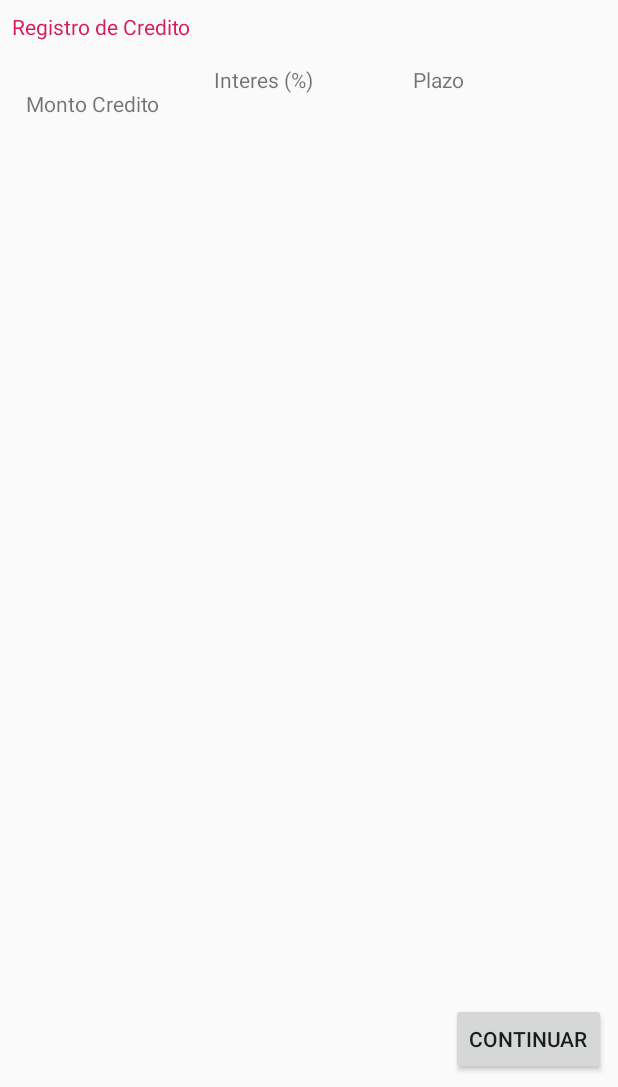
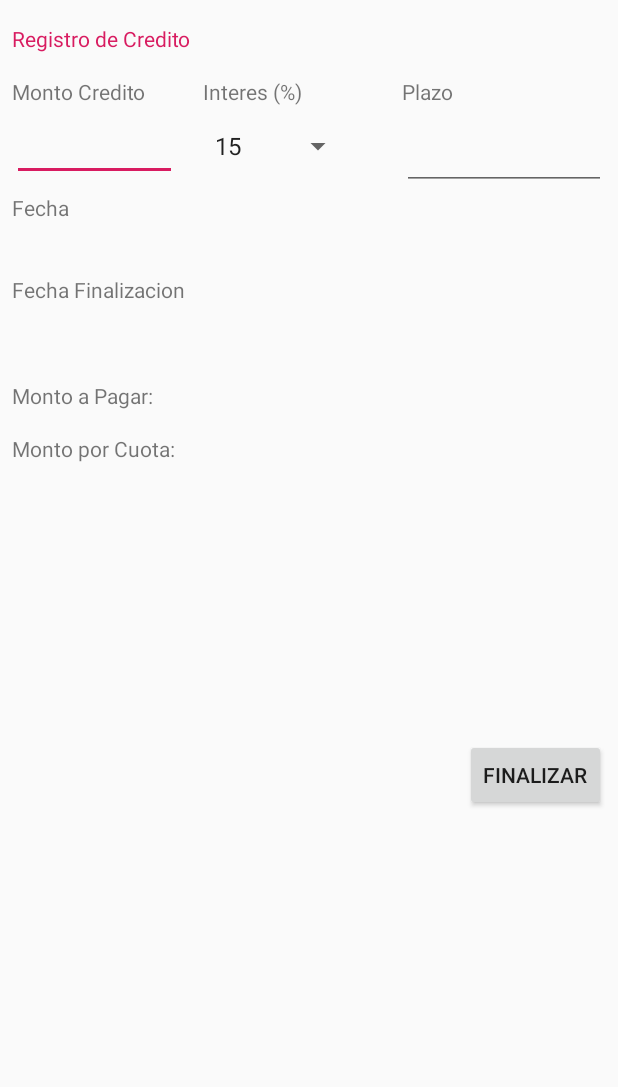
Before and after one commit to bisanbl/Android_Prestamo, an Android app: the Registro_Credito screen opened directly, with no data from a screen before it, on a phone screen of 412 x 824 dp, the part 149-1236 px from its top. Run offline under Robolectric (Android 15) with nearby library versions, the phone set to English and light mode, and no system bars.

Commit message:
Correcciones de MainActivity y agregado el segundo activiti registro_Credito

```diff
--- a/app/src/main/res/layout/activity_main.xml
+++ b/app/src/main/res/layout/activity_main.xml
@@ -34,7 +34,7 @@
             android:layout_width="152dp"
             android:layout_height="0dp"
             android:layout_marginStart="8dp"
-            android:layout_marginTop="8dp"
+            android:layout_marginTop="16dp"
             android:layout_marginBottom="24dp"
             android:text="@string/cliente"
             android:textColor="@color/colorAccent"
--- a/app/src/main/res/layout/activity_registro__credito.xml
+++ b/app/src/main/res/layout/activity_registro__credito.xml
@@ -34,7 +34,7 @@
             android:layout_width="0dp"
             android:layout_height="wrap_content"
             android:layout_marginStart="8dp"
-            android:layout_marginTop="8dp"
+            android:layout_marginTop="16dp"
             android:text="@string/credito"
             android:textColor="@color/colorAccent"
             app:layout_constraintStart_toStartOf="parent"
@@ -47,10 +47,8 @@
             android:layout_width="93dp"
             android:layout_height="22dp"
             android:layout_marginStart="8dp"
-            android:layout_marginTop="32dp"
-            android:layout_marginEnd="8dp"
+            android:layout_marginTop="16dp"
             android:text="@string/monto"
-            app:layout_constraintEnd_toEndOf="@+id/TVCliente"
             app:layout_constraintStart_toStartOf="parent"
             app:layout_constraintTop_toBottomOf="@+id/TVCliente" />
 
@@ -58,17 +56,16 @@
             android:id="@+id/TVInteres"
             android:layout_width="75dp"
             android:layout_height="22dp"
-            android:layout_marginStart="32dp"
+            android:layout_marginStart="8dp"
             android:layout_marginTop="16dp"
             android:text="@string/interes"
-            app:layout_constraintStart_toEndOf="@+id/TVMonto"
+            app:layout_constraintStart_toEndOf="@+id/TVCliente"
             app:layout_constraintTop_toBottomOf="@+id/TVCliente" />
 
         <TextView
             android:id="@+id/TVPlazo"
             android:layout_width="55dp"
             android:layout_height="22dp"
-            android:layout_marginStart="8dp"
             android:layout_marginTop="16dp"
             android:layout_marginEnd="32dp"
             android:text="@string/plazo"
@@ -76,14 +73,139 @@
             app:layout_constraintStart_toEndOf="@+id/TVInteres"
             app:layout_constraintTop_toBottomOf="@+id/TVCliente" />
 
+        <EditText
+            android:id="@+id/ETMonton"
+            android:layout_width="110dp"
+            android:layout_height="39dp"
+            android:layout_marginStart="8dp"
+            android:layout_marginTop="8dp"
+            android:layout_marginEnd="32dp"
+            android:ems="10"
+            android:inputType="numberDecimal"
+            app:layout_constraintEnd_toStartOf="@+id/TVInteres"
+            app:layout_constraintHorizontal_bias="0.0"
+            app:layout_constraintStart_toStartOf="parent"
+            app:layout_constraintTop_toBottomOf="@+id/TVMonto" />
+
+        <Spinner
+            android:id="@+id/SAinteres"
+            android:layout_width="0dp"
+            android:layout_height="wrap_content"
+            android:layout_marginTop="8dp"
+            android:layout_marginEnd="32dp"
+            android:layout_marginBottom="8dp"
+            android:entries="@array/ainteres"
+            app:layout_constraintBottom_toBottomOf="@+id/ETMonton"
+            app:layout_constraintEnd_toStartOf="@+id/TVPlazo"
+            app:layout_constraintStart_toStartOf="@+id/TVInteres"
+            app:layout_constraintTop_toBottomOf="@+id/TVInteres" />
+
+        <EditText
+            android:id="@+id/ETPlazo"
+            android:layout_width="0dp"
+            android:layout_height="wrap_content"
+            android:layout_marginTop="8dp"
+            android:layout_marginEnd="8dp"
+            android:ems="10"
+            android:inputType="number"
+            app:layout_constraintEnd_toEndOf="parent"
+            app:layout_constraintStart_toStartOf="@+id/TVPlazo"
+            app:layout_constraintTop_toBottomOf="@+id/TVPlazo" />
+
+        <TextView
+            android:id="@+id/TVFechaInicio"
+            android:layout_width="0dp"
+            android:layout_height="wrap_content"
+            android:layout_marginStart="8dp"
+            android:layout_marginTop="8dp"
+            android:text="@string/fecha"
+            app:layout_constraintStart_toStartOf="parent"
+            app:layout_constraintTop_toBottomOf="@+id/ETMonton" />
+
+        <TextView
+            android:id="@+id/TVFechaInicialM"
+            android:layout_width="0dp"
+            android:layout_height="wrap_content"
+            android:layout_marginStart="8dp"
+            android:layout_marginTop="8dp"
+            android:layout_marginEnd="8dp"
+            app:layout_constraintEnd_toEndOf="parent"
+            app:layout_constraintStart_toStartOf="parent"
+            app:layout_constraintTop_toBottomOf="@+id/TVFechaInicio" />
+
+        <TextView
+            android:id="@+id/TVFechaFin"
+            android:layout_width="wrap_content"
+            android:layout_height="wrap_content"
+            android:layout_marginStart="8dp"
+            android:layout_marginTop="8dp"
+            android:text="@string/fechafin"
+            app:layout_constraintStart_toStartOf="parent"
+            app:layout_constraintTop_toBottomOf="@+id/TVFechaInicialM" />
+
+        <TextView
+            android:id="@+id/TVFechaFinM"
+            android:layout_width="0dp"
+            android:layout_height="wrap_content"
+            android:layout_marginStart="8dp"
+            android:layout_marginTop="8dp"
+            android:layout_marginEnd="8dp"
+            app:layout_constraintEnd_toEndOf="parent"
+            app:layout_constraintStart_toStartOf="parent"
+            app:layout_constraintTop_toBottomOf="@+id/TVFechaFin" />
+
+        <TextView
+            android:id="@+id/TVMontopagar"
+            android:layout_width="wrap_content"
+            android:layout_height="wrap_content"
+            android:layout_marginStart="8dp"
+            android:layout_marginTop="24dp"
+            android:text="@string/Pagar"
+            app:layout_constraintStart_toStartOf="parent"
+            app:layout_constraintTop_toBottomOf="@+id/TVFechaFinM" />
+
+        <TextView
+            android:id="@+id/TVMontoPagarM"
+            android:layout_width="wrap_content"
+            android:layout_height="wrap_content"
+            android:layout_marginStart="24dp"
+            android:layout_marginTop="24dp"
+            android:textColor="#03A9F4"
+            android:textStyle="bold"
+            app:layout_constraintStart_toEndOf="@+id/TVMontomes"
+            app:layout_constraintTop_toBottomOf="@+id/TVFechaFinM" />
+
+        <TextView
+            android:id="@+id/TVMontomes"
+            android:layout_width="wrap_content"
+            android:layout_height="wrap_content"
+            android:layout_marginStart="8dp"
+            android:layout_marginTop="16dp"
+            android:text="@string/cuota"
+            app:layout_constraintStart_toStartOf="parent"
+            app:layout_constraintTop_toBottomOf="@+id/TVMontopagar" />
+
+        <TextView
+            android:id="@+id/TVMontomesM"
+            android:layout_width="wrap_content"
+            android:layout_height="wrap_content"
+            android:layout_marginStart="24dp"
+            android:layout_marginTop="16dp"
+            android:textColor="#03A9F4"
+            android:textStyle="bold"
+            app:layout_constraintStart_toEndOf="@+id/TVMontomes"
+            app:layout_constraintTop_toBottomOf="@+id/TVMontoPagarM" />
+
         <Button
             android:id="@+id/button"
             android:layout_width="0dp"
             android:layout_height="wrap_content"
+            android:layout_marginTop="8dp"
             android:layout_marginEnd="8dp"
             android:layout_marginBottom="8dp"
-            android:text="@string/continuar"
+            android:text="@string/fin"
             app:layout_constraintBottom_toBottomOf="parent"
-            app:layout_constraintEnd_toEndOf="parent" />
+            app:layout_constraintEnd_toEndOf="parent"
+            app:layout_constraintTop_toBottomOf="@+id/TVMontomesM" />
     </android.support.constraint.ConstraintLayout>
 </ScrollView>
--- a/app/src/main/res/values/strings.xml
+++ b/app/src/main/res/values/strings.xml
@@ -27,4 +27,5 @@
         <item>20</item>
         <item>25</item>
     </string-array>
+    <string name="fin">Finalizar</string>
 </resources>
```
